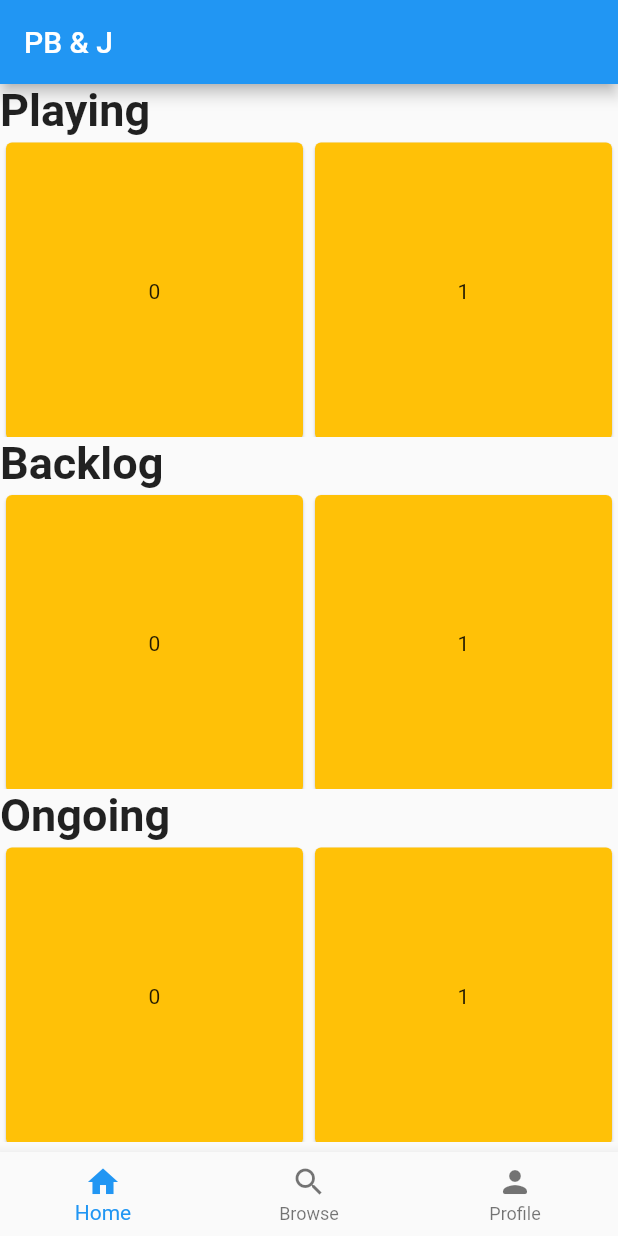
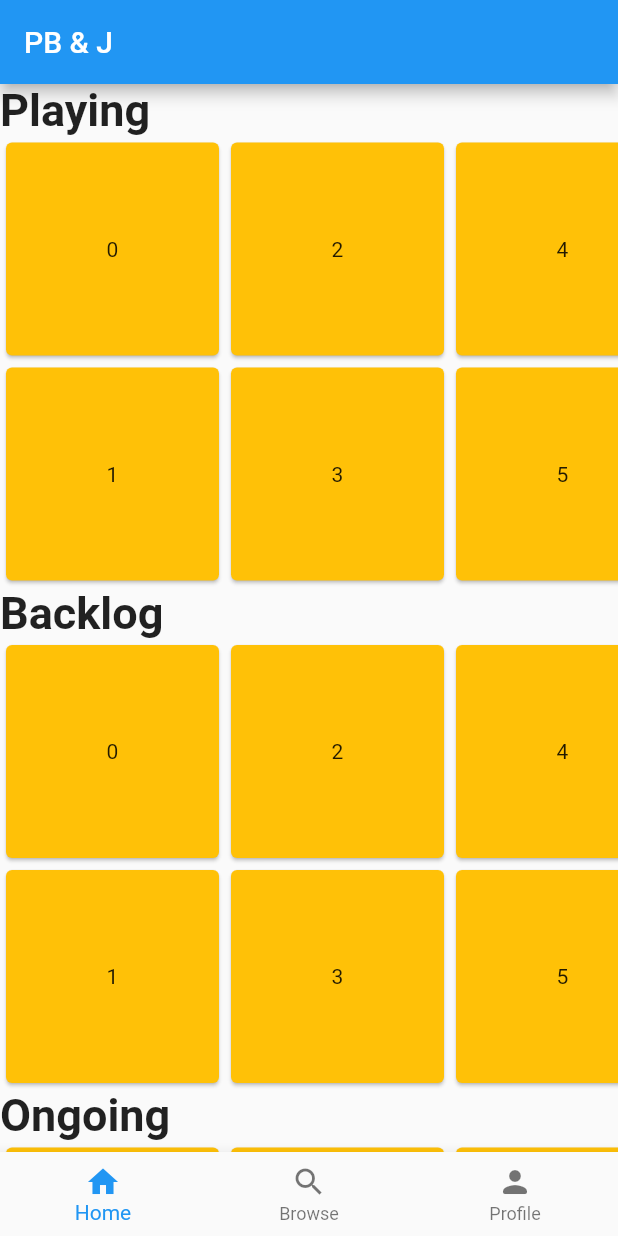
Before and after one commit to CK-28/PBandJ, a Flutter app: the screen it shows after launch, on a phone screen of 412 x 824 dp. Run offline on Flutter 3.47's test engine with Material 2 defaults, Android fonts, the phone set to English and light mode, and no system bars.

Commit message:
fixed grid size and scroll direction

```diff
--- a/app/lib/home/GameGrid.dart
+++ b/app/lib/home/GameGrid.dart
@@ -19,21 +19,19 @@ class GameGrid extends StatelessWidget {
                     )
                 ),
                 SizedBox(
-                    height: 200,
+                    height: 300,
                     child: GridView.builder(
+                        scrollDirection: Axis.horizontal,
                         gridDelegate: const SliverGridDelegateWithFixedCrossAxisCount(
                             crossAxisCount: 2,
                         ),
-                        itemCount: 4,
+                        itemCount: 10,
                         itemBuilder: (BuildContext context, int index) {
-                            return SizedBox(
-                                height: 10,
-                                child: Card(
-                                    color: Colors.amber,
-                                    child: Center(
-                                        child: Text('$index')
-                                    ),
-                                )
+                            return Card(
+                                color: Colors.amber,
+                                child: Center(
+                                    child: Text('$index')
+                                ),
                             );
                         }
                     )
```
